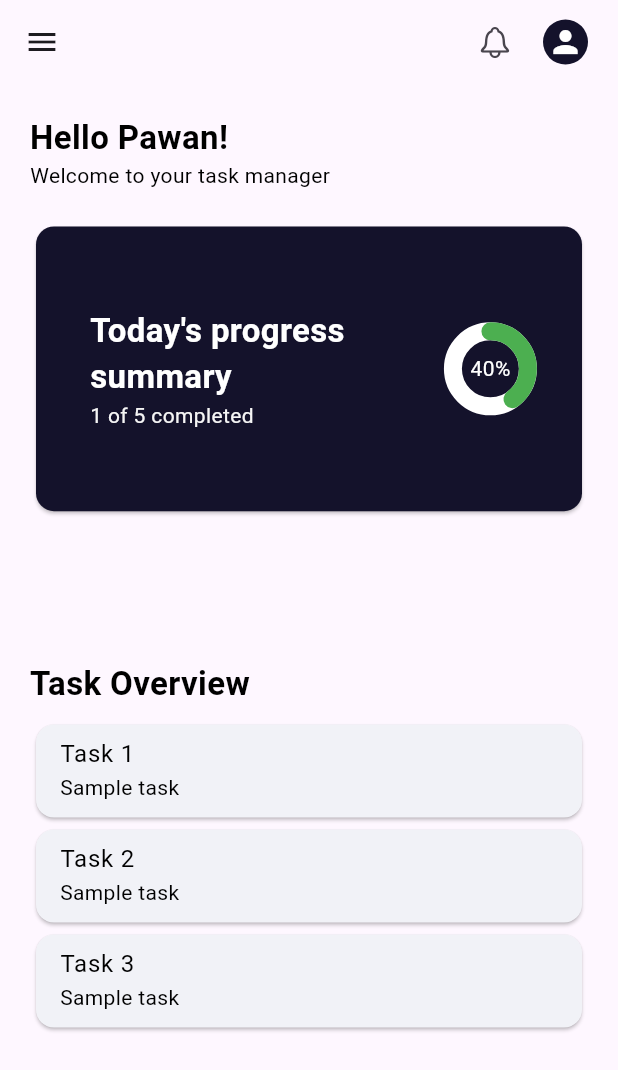
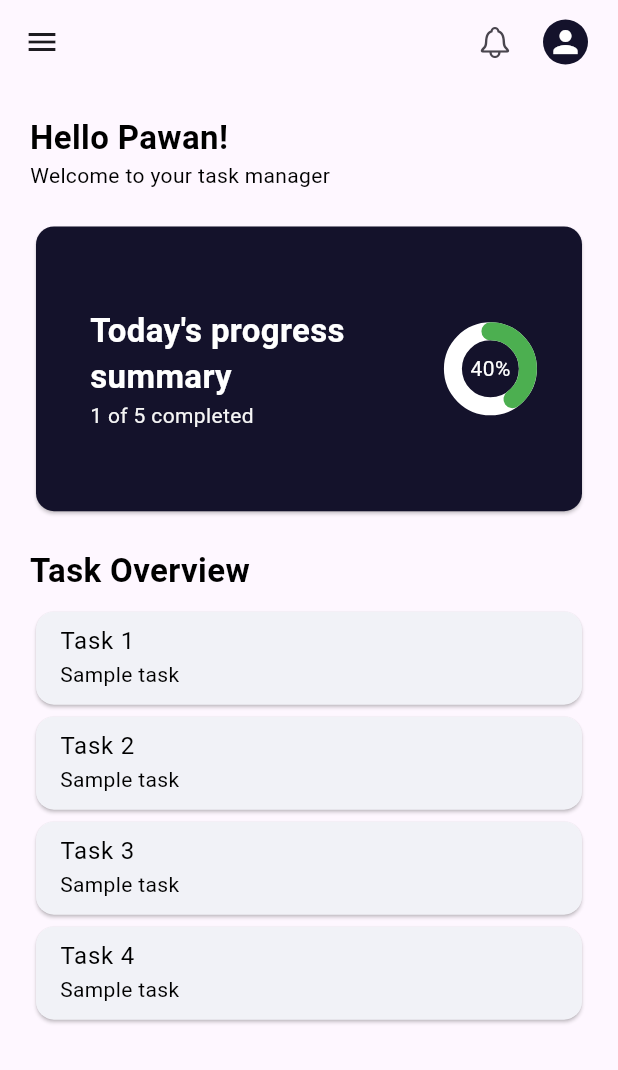
Before and after one commit to Pawan89844/Todo, a Flutter app: the HomeView screen opened directly, on a phone screen of 412 x 824 dp. Shown: the top 1070 px of the screen. Run offline on Flutter 3.47's test engine with Material 3 defaults, Android fonts, the phone set to English and light mode, and no system bars; our stand-ins replace flutter_animate, yaml; missing offline and left inert: animator; accounts and stored records are empty.

Commit message:
updated code

```diff
--- a/lib/module/home/view/home_view.dart
+++ b/lib/module/home/view/home_view.dart
@@ -11,8 +11,8 @@ class HomeView extends StatelessWidget {
 
   @override
   Widget build(BuildContext context) {
-    var size = MediaQuery.of(context).size;
     var query = MediaQuery.of(context);
+    // var query = MediaQuery.of(context);
     var kToolBar = AppBar();
 
     return Scaffold(
@@ -33,10 +33,10 @@ class HomeView extends StatelessWidget {
         ],
       ),
       body: Padding(
-        padding: const EdgeInsets.all(20.0),
+        padding: const EdgeInsets.only(left: 20.0, right: 20.0, top: 20.0),
         child: Column(
           children: [
-            Expanded(
+            SizedBox.square(
               child: Column(
                 children: [
                   const Align(
@@ -50,7 +50,7 @@ class HomeView extends StatelessWidget {
                     ),
                   ),
                   Container(
-                    height: size.height * .24,
+                    height: query.size.height * .24,
                     alignment: Alignment.center,
                     margin: const EdgeInsets.symmetric(vertical: 20.0),
                     child: Card(
@@ -97,7 +97,7 @@ class HomeView extends StatelessWidget {
                 ],
               ),
             ),
-            Expanded(
+            SizedBox.square(
               child: Column(
                 crossAxisAlignment: CrossAxisAlignment.start,
                 children: [
@@ -107,7 +107,12 @@ class HomeView extends StatelessWidget {
                   Padding(
                     padding: const EdgeInsets.only(top: 8.0),
                     child: ListView.builder(
-                      itemCount: 3,
+                      itemCount: ((query.size.height -
+                                  kToolBar.preferredSize.height -
+                                  query.viewInsets.top) *
+                              .6 /
+                              100.0)
+                          .truncate(),
                       itemExtent: 70.0,
                       shrinkWrap: true,
                       primary: false,
```
Also changed, not shown: 1 other file.
